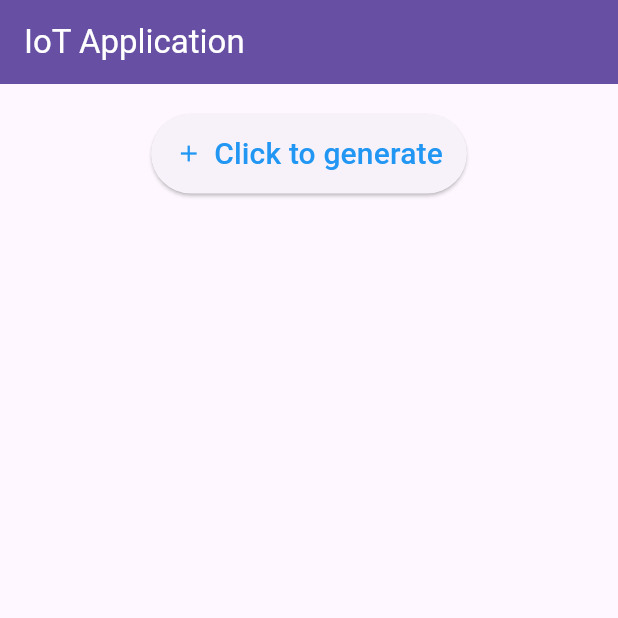
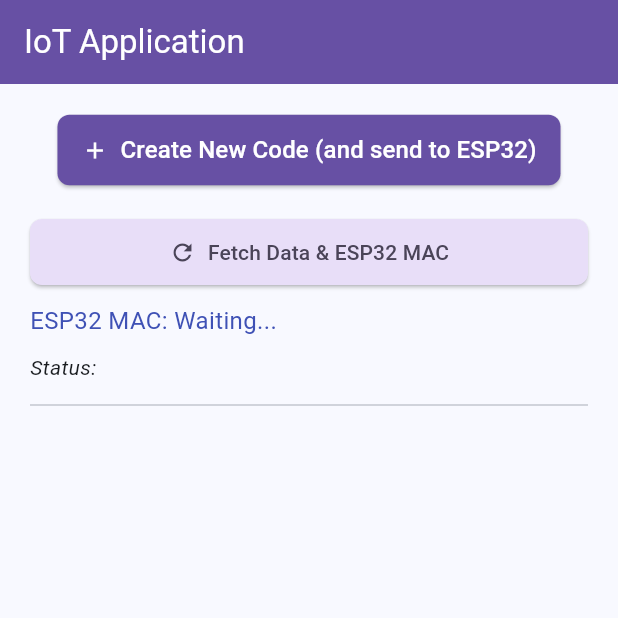
Before and after one commit to 2440057-Nguyen-Nhat-Anh/IoT-App, a Flutter app: the screen it shows after launch, on a phone screen of 412 x 824 dp, the top half of it. Run offline on Flutter 3.47's test engine with Material 3 defaults, Android fonts, the phone set to English and light mode, and no system bars.

Commit message:
update code to send code and get mac address from esp32

```diff
--- a/lib/main.dart
+++ b/lib/main.dart
@@ -1,5 +1,6 @@
-import "package:flutter/material.dart";
+import 'package:flutter/material.dart';
 import 'dart:math';
+import 'package:http/http.dart' as http;
 
 void main() {
   runApp(const MyApp());
@@ -13,11 +14,13 @@ class MyApp extends StatefulWidget {
 }
 
 class MyAppState extends State<MyApp> {
-  final List<String> code = [];
-  void btnClick() {
-    print("Click button");
-  }
+  final List<String> codes = [];
+  String _esp32MacAddress = 'Waiting...';
+  String _statusMessage = '';
 
+  final String esp32Ip = '192.168.4.1';
+
+  // Generates a random alphanumeric string of a given length.
   String randomString(int length) {
     const String _chars =
         'ABCDEFGHIJKLMNOPQRSTUVWXYZabcdefghijklmnopqrstuvwxyz0123456789';
@@ -30,16 +33,91 @@ class MyAppState extends State<MyApp> {
     );
   }
 
-  void CreateCode() {
+  // Sends a new code to the ESP32 via an HTTP POST request.
+  Future<void> _sendCodeToESP32(String newCode) async {
     setState(() {
-      code.add(randomString(6));
+      _statusMessage = 'Sending code "$newCode"...';
     });
-    print("Create code: ${code.last}");
+    try {
+      final response = await http.post(
+        Uri.parse('http://$esp32Ip/send'),
+        body: {'message': newCode},
+      );
+
+      if (response.statusCode == 200) {
+        setState(() {
+          _statusMessage = 'Code sent successfully: ${response.body}';
+        });
+      } else {
+        setState(() {
+          _statusMessage =
+              'Error sending code: ${response.statusCode} - ${response.body}';
+        });
+      }
+    } catch (e) {
+      setState(() {
+        _statusMessage = 'ESP32 connection error: $e';
+      });
+    }
   }
 
-  void RemoveCode(int index) {
+  // Fetches data and the MAC address from the ESP32 via an HTTP GET request.
+  Future<void> _getDataAndMacFromESP32() async {
     setState(() {
-      code.removeAt(index);
+      _statusMessage = 'Fetching data and MAC from ESP32...';
+    });
+    try {
+      final response = await http.get(Uri.parse('http://$esp32Ip/getdata'));
+
+      if (response.statusCode == 200) {
+        String fullResponse = response.body;
+        List<String> parts = fullResponse.split(', ESP32 MAC: '); // Split by the specific MAC prefix
+
+        String dataPart = 'No data yet';
+        String macPart = 'No MAC available';
+
+        if (parts.isNotEmpty) {
+          // The first part should be "Data: <actual_data>"
+          dataPart = parts[0];
+          // Remove the "Data: " prefix if it exists
+        }
+        if (parts.length > 1) {
+          // The second part should be the MAC address
+          macPart = parts[1];
+        }
+
+        setState(() {
+          _esp32MacAddress = macPart;
+          _statusMessage = 'Data and MAC fetched successfully. \n$dataPart, MAC Address: $macPart';
+        });
+      } else {
+        setState(() {
+          _statusMessage =
+              'Error fetching data: ${response.statusCode} - ${response.body}';
+        });
+      }
+    } catch (e) {
+      setState(() {
+        _statusMessage = 'Connection error: $e';
+      });
+    }
+  }
+
+  // Creates a new random code and sends it to the ESP32.
+  void createCode() {
+    setState(() {
+      String newCode = randomString(6);
+      codes.add(newCode);
+
+      _sendCodeToESP32(newCode);
+    });
+    print("Create code: ${codes.last}");
+  }
+
+  // Removes a code from the list based on its index.
+  void removeCode(int index) {
+    setState(() {
+      codes.removeAt(index);
     });
     print("Removed the code");
   }
@@ -48,56 +126,99 @@ class MyAppState extends State<MyApp> {
   Widget build(BuildContext context) {
     return MaterialApp(
       debugShowCheckedModeBanner: false,
-      theme: ThemeData(primaryColor: Colors.blue),
+      theme: ThemeData(
+        primaryColor: Colors.blue,
+        colorScheme: ColorScheme.fromSeed(seedColor: Colors.blue),
+      ),
       home: Scaffold(
-        appBar: AppBar(title: const Text("IoT Application"),
+        appBar: AppBar(
+          title: const Text("IoT Application"),
           backgroundColor: Theme.of(context).colorScheme.primary,
           foregroundColor: Theme.of(context).colorScheme.onPrimary,
         ),
         body: Padding(
           padding: const EdgeInsets.all(20),
           child: Column(
+            crossAxisAlignment: CrossAxisAlignment.stretch,
             children: [
               Center(
                 child: ElevatedButton.icon(
-                  onPressed: CreateCode,
-                  icon: Icon(Icons.add),
-                  label: Text(
-                    'Click to generate',
-                    style: TextStyle(fontSize: 20, color: Colors.blue),
+                  onPressed: createCode,
+                  icon: const Icon(Icons.add),
+                  label: const Text(
+                    'Create New Code (and send to ESP32)',
+                    style: TextStyle(fontSize: 16),
                   ),
                   style: ElevatedButton.styleFrom(
-                      foregroundColor: Colors.blue,
+                    foregroundColor: Theme.of(context).colorScheme.onPrimary,
+                    backgroundColor: Theme.of(context).colorScheme.primary,
                     padding: const EdgeInsets.symmetric(
                       horizontal: 16,
                       vertical: 12,
                     ),
+                    shape: RoundedRectangleBorder(
+                      borderRadius: BorderRadius.circular(8),
                     ),
                   ),
                 ),
-              if (code.isNotEmpty)
+              ),
+              const SizedBox(height: 20),
+              ElevatedButton.icon(
+                onPressed: _getDataAndMacFromESP32,
+                icon: const Icon(Icons.refresh),
+                label: const Text('Fetch Data & ESP32 MAC'),
+                style: ElevatedButton.styleFrom(
+                  foregroundColor:
+                      Theme.of(context).colorScheme.onSecondaryContainer,
+                  backgroundColor:
+                      Theme.of(context).colorScheme.secondaryContainer,
+                  padding: const EdgeInsets.symmetric(
+                    horizontal: 16,
+                    vertical: 12,
+                  ),
+                  shape: RoundedRectangleBorder(
+                    borderRadius: BorderRadius.circular(8),
+                  ),
+                ),
+              ),
+              const SizedBox(height: 10),
+              Text(
+                'ESP32 MAC: $_esp32MacAddress',
+                style: const TextStyle(fontSize: 16, color: Colors.indigo),
+              ),
+              const SizedBox(height: 10),
+              Text(
+                'Status: $_statusMessage',
+                style: const TextStyle(
+                  fontSize: 14,
+                  fontStyle: FontStyle.italic,
+                ),
+              ),
+              const Divider(height: 30, thickness: 1),
+              if (codes.isNotEmpty)
                 const Align(
                   alignment: Alignment.centerLeft,
-                  child: Text('Code',
-                      style: TextStyle(fontSize: 18, fontWeight: FontWeight.bold)),
+                  child: Text(
+                    'List of Generated Codes',
+                    style: TextStyle(fontSize: 18, fontWeight: FontWeight.bold),
+                  ),
                 ),
               Expanded(
                 child: ListView.builder(
-                  itemCount: code.length,
+                  itemCount: codes.length,
                   itemBuilder: (context, index) {
                     return Card(
-                      margin: EdgeInsets.symmetric(
+                      margin: const EdgeInsets.symmetric(
                         vertical: 8,
-                        horizontal: 12,
+                        horizontal: 0,
                       ),
                       child: Row(
                         children: [
                           Expanded(
-
                             child: ListTile(
                               contentPadding: const EdgeInsets.all(9),
                               title: Text(
-                                code[index],
+                                codes[index],
                                 style: const TextStyle(
                                   fontSize: 18,
                                   color: Colors.indigo,
@@ -106,8 +227,8 @@ class MyAppState extends State<MyApp> {
                             ),
                           ),
                           IconButton(
-                            onPressed: () => RemoveCode(index),
-                            icon: Icon(Icons.delete, color: Colors.red),
+                            onPressed: () => removeCode(index),
+                            icon: const Icon(Icons.delete, color: Colors.red),
                           ),
                         ],
                       ),
```
Lines whose indentation alone changed are shown as unchanged.
